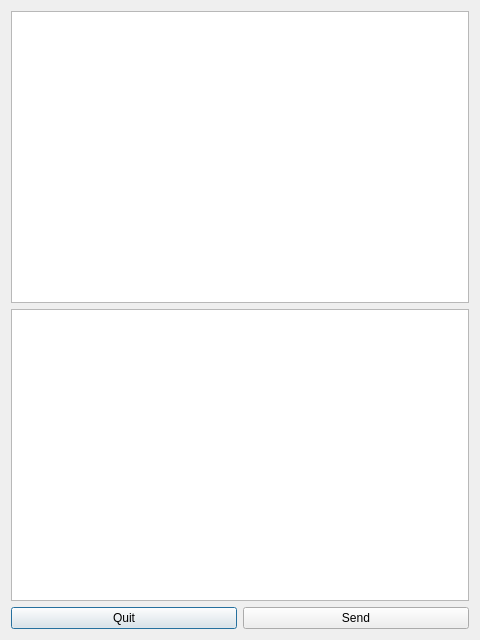
First picture: the form in ui/dchat.ui, repository berndhs/egalite, before the edit.
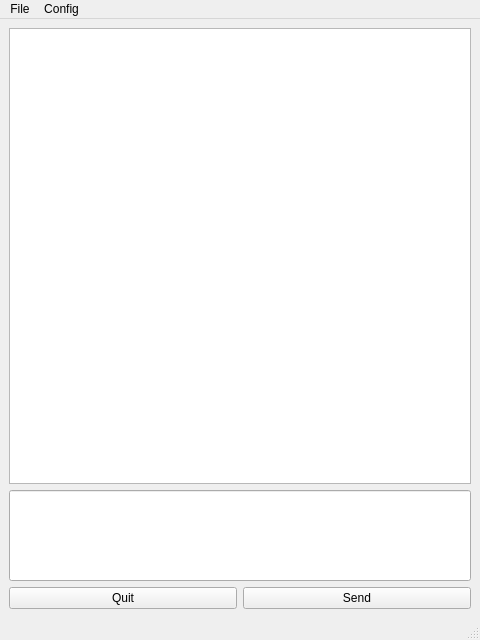
Second picture: the form after the edit. Icons and pictures are not drawn.

Commit message: settings, settings editor, main window cosmetics

```diff
--- a/ui/dchat.ui
+++ b/ui/dchat.ui
@@ -1,7 +1,7 @@
 <?xml version="1.0" encoding="UTF-8"?>
 <ui version="4.0">
  <class>DChatMain</class>
- <widget class="QDialog" name="DChatMain">
+ <widget class="QMainWindow" name="DChatMain">
   <property name="geometry">
    <rect>
     <x>0</x>
@@ -17,12 +17,17 @@
    <iconset resource="../dchat.qrc">
     <normaloff>:/dchatlogo.png</normaloff>:/dchatlogo.png</iconset>
   </property>
+  <widget class="QWidget" name="centralwidget">
   <layout class="QGridLayout" name="gridLayout">
    <item row="0" column="0">
-    <widget class="QTextEdit" name="textDisplay"/>
-   </item>
-   <item row="1" column="0">
-    <widget class="QTextEdit" name="textInput"/>
+     <widget class="QTextEdit" name="textDisplay">
+      <property name="sizePolicy">
+       <sizepolicy hsizetype="Expanding" vsizetype="Expanding">
+        <horstretch>0</horstretch>
+        <verstretch>25</verstretch>
+       </sizepolicy>
+      </property>
+     </widget>
    </item>
    <item row="2" column="0">
     <layout class="QHBoxLayout" name="horizontalLayout">
@@ -42,7 +47,65 @@
      </item>
     </layout>
    </item>
-  </layout>
+    <item row="1" column="0">
+     <widget class="QLineEdit" name="inputLine">
+      <property name="sizePolicy">
+       <sizepolicy hsizetype="Expanding" vsizetype="MinimumExpanding">
+        <horstretch>0</horstretch>
+        <verstretch>5</verstretch>
+       </sizepolicy>
+      </property>
+     </widget>
+    </item>
+   </layout>
+  </widget>
+  <widget class="QMenuBar" name="menubar">
+   <property name="geometry">
+    <rect>
+     <x>0</x>
+     <y>0</y>
+     <width>480</width>
+     <height>21</height>
+    </rect>
+   </property>
+   <widget class="QMenu" name="menuFile">
+    <property name="title">
+     <string>File</string>
+    </property>
+    <addaction name="actionLog_In"/>
+    <addaction name="actionQuit"/>
+   </widget>
+   <widget class="QMenu" name="menuConfig">
+    <property name="title">
+     <string>Config</string>
+    </property>
+    <addaction name="actionAccounts"/>
+    <addaction name="actionPreferences"/>
+   </widget>
+   <addaction name="menuFile"/>
+   <addaction name="menuConfig"/>
+  </widget>
+  <widget class="QStatusBar" name="statusbar"/>
+  <action name="actionLog_In">
+   <property name="text">
+    <string>Log In</string>
+   </property>
+  </action>
+  <action name="actionQuit">
+   <property name="text">
+    <string>Quit</string>
+   </property>
+  </action>
+  <action name="actionAccounts">
+   <property name="text">
+    <string>Accounts</string>
+   </property>
+  </action>
+  <action name="actionPreferences">
+   <property name="text">
+    <string>Preferences</string>
+   </property>
+  </action>
  </widget>
  <resources>
   <include location="../dchat.qrc"/>
```
Lines whose indentation alone changed are shown as unchanged. The commit also changes 7 other files.
